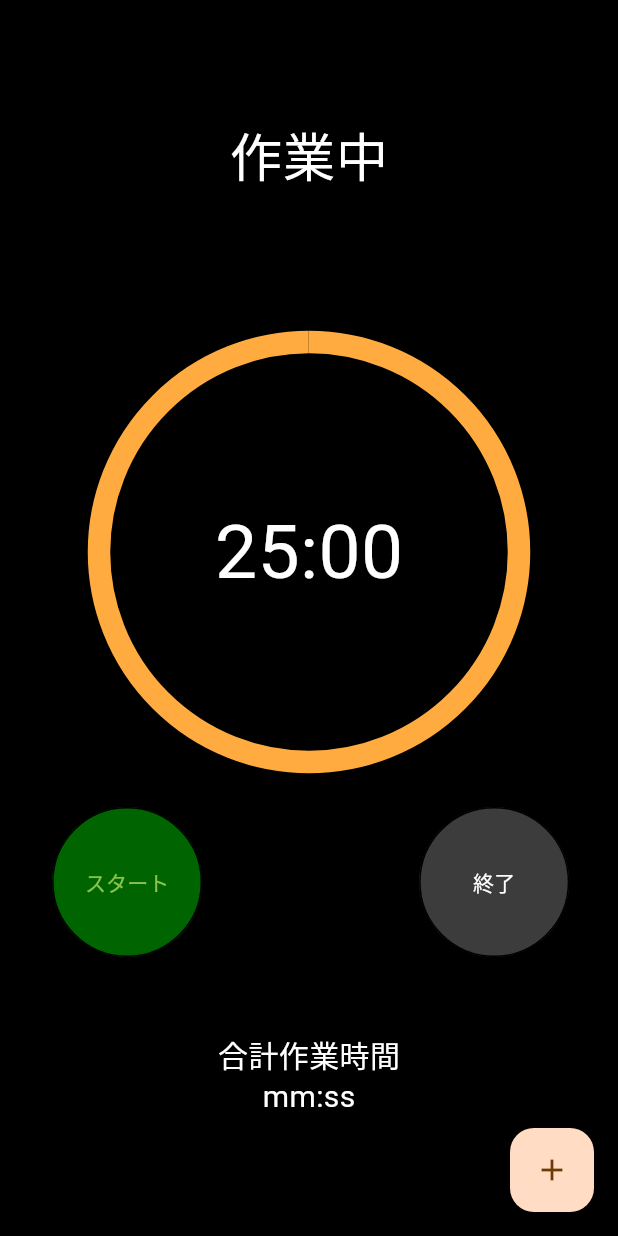
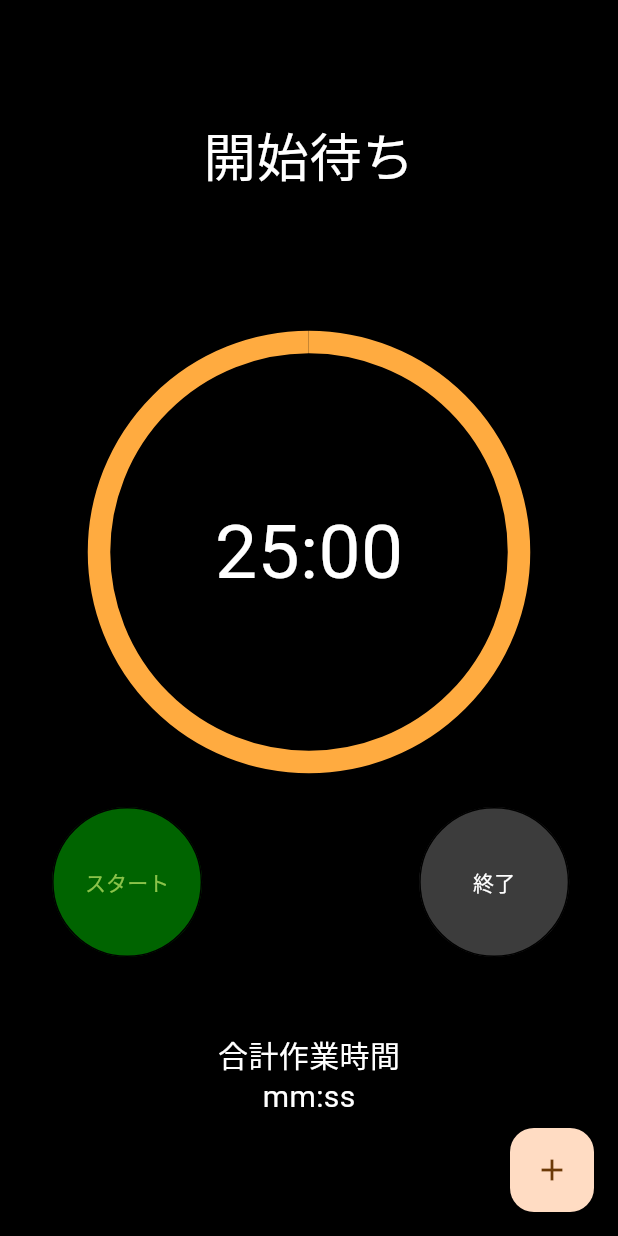
Before and after one commit to kametsun/timer, a Flutter app: the screen it shows after launch, on a phone screen of 412 x 824 dp. Run offline on Flutter 3.47's test engine with Material 2 defaults, Android fonts, the light colour scheme and no system bars.

Commit message:
状態ラベル追加

```diff
--- a/lib/main.dart
+++ b/lib/main.dart
@@ -41,7 +41,7 @@ class _MyHomePageState extends State<MyHomePage> {
   Timer? _timer;
   int _start = WORK_TIME * 60; //60秒 * 25分 => 25分を秒数換算(初期値)
   int _currentTime = WORK_TIME * 60;
-  int _workCount = 3;
+  int _workCount = 0;
 
   void startTimer() {
     const oneSec = Duration(seconds: 1);
@@ -110,6 +110,19 @@ class _MyHomePageState extends State<MyHomePage> {
     startTimer();
   }
 
+  String getStatusLabel(SessionStatus status) {
+    switch (status) {
+      case SessionStatus.work:
+        return "作業中";
+      case SessionStatus.shortBreak:
+        return "小休憩";
+      case SessionStatus.longBreak:
+        return "長休憩";
+      default:
+        return "開始待ち";
+    }
+  }
+
   @override
   Widget build(BuildContext context) {
     int minutes = _currentTime ~/ 60;
@@ -117,16 +130,12 @@ class _MyHomePageState extends State<MyHomePage> {
 
     return Scaffold(
       backgroundColor: Colors.black,
-      // appBar: AppBar(
-      //   backgroundColor: Theme.of(context).colorScheme.inversePrimary,
-      //   title: Text(widget.title),
-      // ),
       body: Center(
         child: Column(
           mainAxisAlignment: MainAxisAlignment.center,
           children: <Widget>[
-            const Text(
-              "作業中",
+            Text(
+              getStatusLabel(sessionStatus),
               style: TextStyle(fontSize: 35, color: Colors.white),
             ),
             const SizedBox(
@@ -143,8 +152,8 @@ class _MyHomePageState extends State<MyHomePage> {
                     child: CircularProgressIndicator(
                       value: _currentTime / _start.toDouble(),
                       strokeWidth: 15,
-                      valueColor:
-                          const AlwaysStoppedAnimation<Color>(Colors.orangeAccent),
+                      valueColor: const AlwaysStoppedAnimation<Color>(
+                          Colors.orangeAccent),
                     ),
                   ),
                 ),
```
